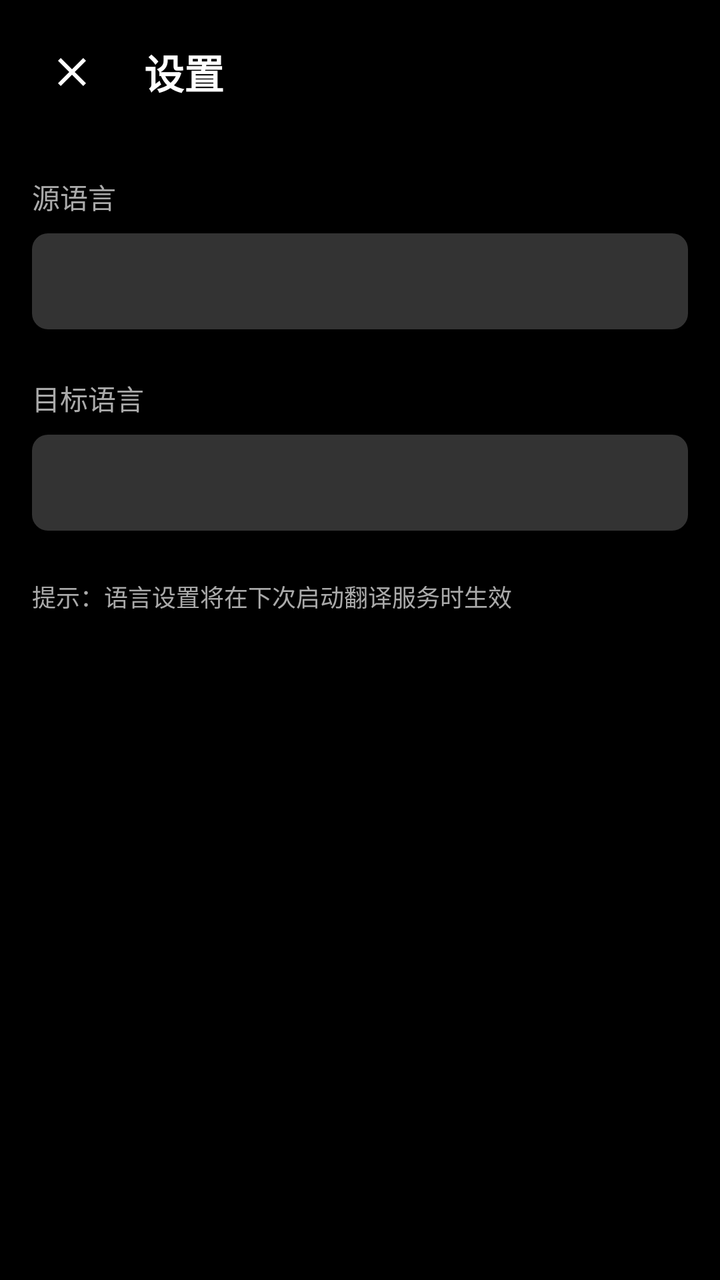
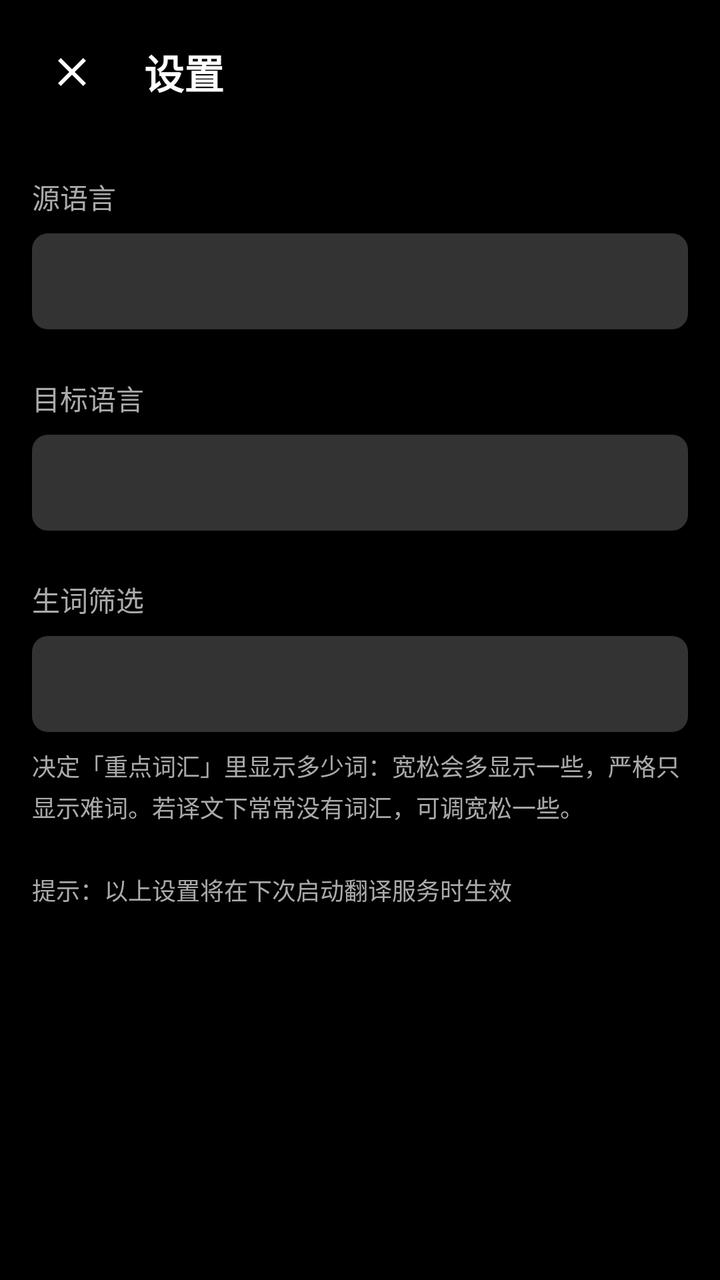

Before-and-after screenshots of an Android layout around one commit, followed by the original layout XML and the change that was made.
<!-- AndroidManifest.xml: application theme Theme.SubtitleTranslator -->
<!-- res/layout/activity_settings.xml -->
<?xml version="1.0" encoding="utf-8"?>
<LinearLayout xmlns:android="http://schemas.android.com/apk/res/android"
    android:layout_width="match_parent"
    android:layout_height="match_parent"
    android:orientation="vertical"
    android:background="@android:color/background_dark">

    
    <LinearLayout
        android:layout_width="match_parent"
        android:layout_height="wrap_content"
        android:orientation="horizontal"
        android:gravity="center_vertical"
        android:padding="16dp">

        <ImageButton
            android:id="@+id/btnBack"
            android:layout_width="40dp"
            android:layout_height="40dp"
            android:background="?attr/selectableItemBackgroundBorderless"
            android:src="@drawable/ic_close"
            android:contentDescription="返回" />

        <TextView
            android:layout_width="0dp"
            android:layout_height="wrap_content"
            android:layout_weight="1"
            android:layout_marginStart="16dp"
            android:text="设置"
            android:textSize="20sp"
            android:textStyle="bold"
            android:textColor="@android:color/white" />
    </LinearLayout>

    <LinearLayout
        android:layout_width="match_parent"
        android:layout_height="wrap_content"
        android:orientation="vertical"
        android:padding="16dp">

        <TextView
            android:layout_width="wrap_content"
            android:layout_height="wrap_content"
            android:text="源语言"
            android:textSize="14sp"
            android:textColor="@android:color/darker_gray" />

        <Spinner
            android:id="@+id/spinnerSource"
            android:layout_width="match_parent"
            android:layout_height="48dp"
            android:layout_marginTop="8dp"
            android:background="@drawable/bg_word_item" />

        <TextView
            android:layout_width="wrap_content"
            android:layout_height="wrap_content"
            android:layout_marginTop="24dp"
            android:text="目标语言"
            android:textSize="14sp"
            android:textColor="@android:color/darker_gray" />

        <Spinner
            android:id="@+id/spinnerTarget"
            android:layout_width="match_parent"
            android:layout_height="48dp"
            android:layout_marginTop="8dp"
            android:background="@drawable/bg_word_item" />

        <TextView
            android:layout_width="wrap_content"
            android:layout_height="wrap_content"
            android:layout_marginTop="24dp"
            android:text="提示：语言设置将在下次启动翻译服务时生效"
            android:textSize="12sp"
            android:textColor="@android:color/darker_gray" />
    </LinearLayout>

</LinearLayout>
<!-- resources referenced by this layout -->
<resources>
  <!-- drawable bg_word_item (drawable) -->
  <?xml version="1.0" encoding="utf-8"?>
  <shape xmlns:android="http://schemas.android.com/apk/res/android"
      android:shape="rectangle">
      <solid android:color="#33FFFFFF" />
      <corners android:radius="8dp" />
  </shape>
  <!-- drawable ic_close (drawable) -->
  <?xml version="1.0" encoding="utf-8"?>
  <vector xmlns:android="http://schemas.android.com/apk/res/android"
      android:width="24dp"
      android:height="24dp"
      android:viewportWidth="24"
      android:viewportHeight="24"
      android:tint="@android:color/white">
      <path
          android:fillColor="@android:color/white"
          android:pathData="M19,6.41L17.59,5 12,10.59 6.41,5 5,6.41 10.59,12 5,17.59 6.41,19 12,13.41 17.59,19 19,17.59 13.41,12z"/>
  </vector>
  <style name="Theme.SubtitleTranslator" parent="Theme.MaterialComponents.DayNight.NoActionBar">
          
          <item name="colorPrimary">@color/purple_500</item>
          <item name="colorPrimaryVariant">@color/purple_700</item>
          <item name="colorOnPrimary">@color/white</item>
          
          <item name="colorSecondary">@color/teal_200</item>
          <item name="colorSecondaryVariant">@color/teal_700</item>
          <item name="colorOnSecondary">@color/black</item>
          
          <item name="android:statusBarColor">?attr/colorPrimaryVariant</item>
      </style>
  <color name="purple_500">#FF6200EE</color>
  <color name="purple_700">#FF3700B3</color>
  <color name="white">#FFFFFFFF</color>
  <color name="teal_200">#FF03DAC5</color>
  <color name="teal_700">#FF018786</color>
  <color name="black">#FF000000</color>
</resources>

<!-- the commit's change to res/layout/activity_settings.xml (unified diff, before → after) -->
@@ -71,7 +71,31 @@
             android:layout_width="wrap_content"
             android:layout_height="wrap_content"
             android:layout_marginTop="24dp"
-            android:text="提示：语言设置将在下次启动翻译服务时生效"
+            android:text="生词筛选"
+            android:textSize="14sp"
+            android:textColor="@android:color/darker_gray" />
+
+        <Spinner
+            android:id="@+id/spinnerDifficulty"
+            android:layout_width="match_parent"
+            android:layout_height="48dp"
+            android:layout_marginTop="8dp"
+            android:background="@drawable/bg_word_item" />
+
+        <TextView
+            android:layout_width="wrap_content"
+            android:layout_height="wrap_content"
+            android:layout_marginTop="8dp"
+            android:text="决定「重点词汇」里显示多少词：宽松会多显示一些，严格只显示难词。若译文下常常没有词汇，可调宽松一些。"
+            android:textSize="12sp"
+            android:textColor="@android:color/darker_gray"
+            android:lineSpacingMultiplier="1.2" />
+
+        <TextView
+            android:layout_width="wrap_content"
+            android:layout_height="wrap_content"
+            android:layout_marginTop="24dp"
+            android:text="提示：以上设置将在下次启动翻译服务时生效"
             android:textSize="12sp"
             android:textColor="@android:color/darker_gray" />
     </LinearLayout>
